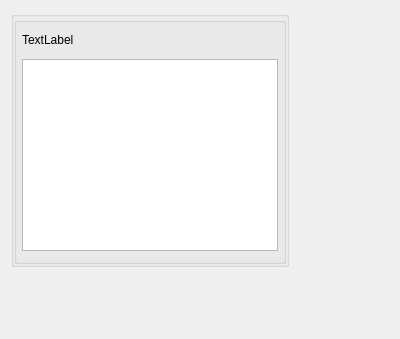
Qt form libraries/opensyde_gui/src/navigable_gui/C_NagToolTip.ui (tylerwagler/openSYDE) before a commit.
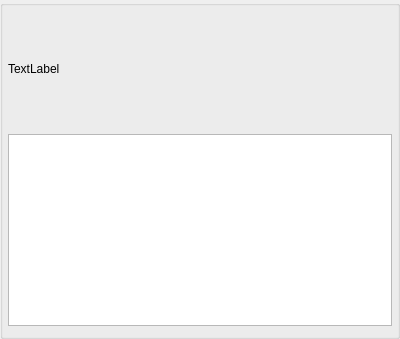
The same form after that commit. Custom widgets are drawn as their Qt base class.

Commit message: Fix doubled-card C_NagToolTip rendering

The edit to the form file:
```diff
--- a/libraries/opensyde_gui/src/navigable_gui/C_NagToolTip.ui
+++ b/libraries/opensyde_gui/src/navigable_gui/C_NagToolTip.ui
@@ -14,17 +14,6 @@
    <string>Form</string>
   </property>
   <layout class="QVBoxLayout" name="verticalLayout">
-   <item>
-    <layout class="QHBoxLayout" name="horizontalLayout">
-     <item>
-      <widget class="QGroupBox" name="mpc_GroupBoxInklShadow">
-       <property name="styleRole" stdset="0">
-        <string>transparent</string>
-       </property>
-       <property name="title">
-        <string/>
-       </property>
-       <layout class="QVBoxLayout" name="verticalLayout_3">
         <property name="spacing">
          <number>0</number>
         </property>
@@ -86,37 +75,6 @@
            </item>
           </layout>
          </widget>
-        </item>
-       </layout>
-      </widget>
-     </item>
-     <item>
-      <spacer name="horizontalSpacer">
-       <property name="orientation">
-        <enum>Qt::Horizontal</enum>
-       </property>
-       <property name="sizeHint" stdset="0">
-        <size>
-         <width>0</width>
-         <height>0</height>
-        </size>
-       </property>
-      </spacer>
-     </item>
-    </layout>
-   </item>
-   <item>
-    <spacer name="verticalSpacer">
-     <property name="orientation">
-      <enum>Qt::Vertical</enum>
-     </property>
-     <property name="sizeHint" stdset="0">
-      <size>
-       <width>0</width>
-       <height>0</height>
-      </size>
-     </property>
-    </spacer>
    </item>
   </layout>
  </widget>
```
Lines whose indentation alone changed are shown as unchanged. The commit also changes 1 other file.
